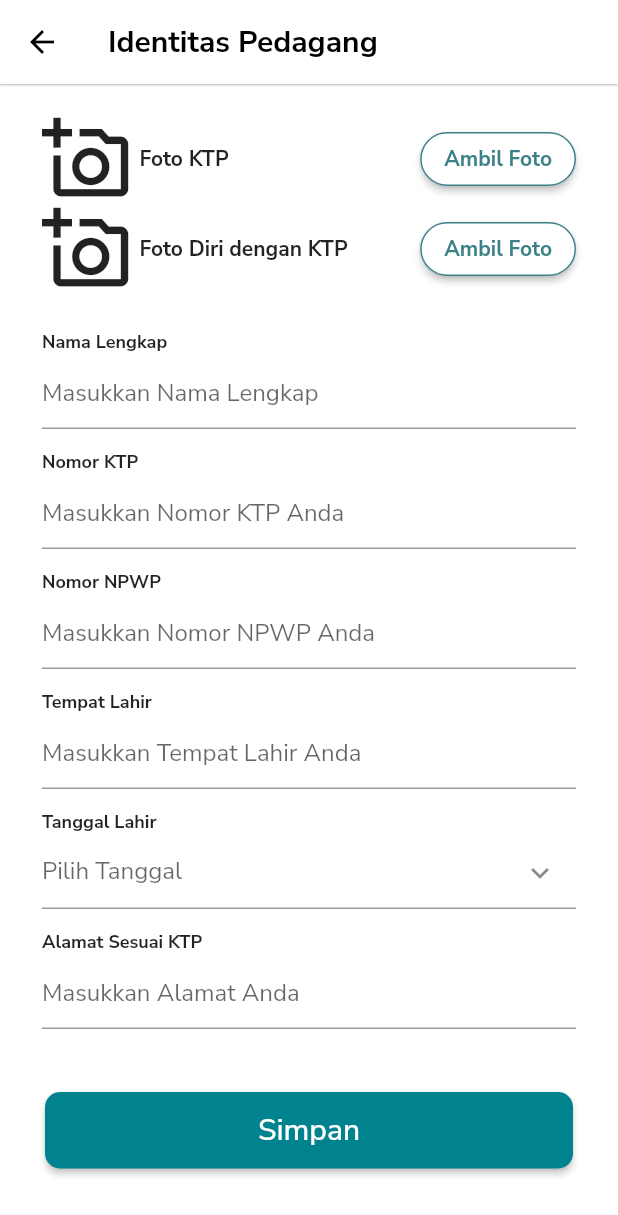
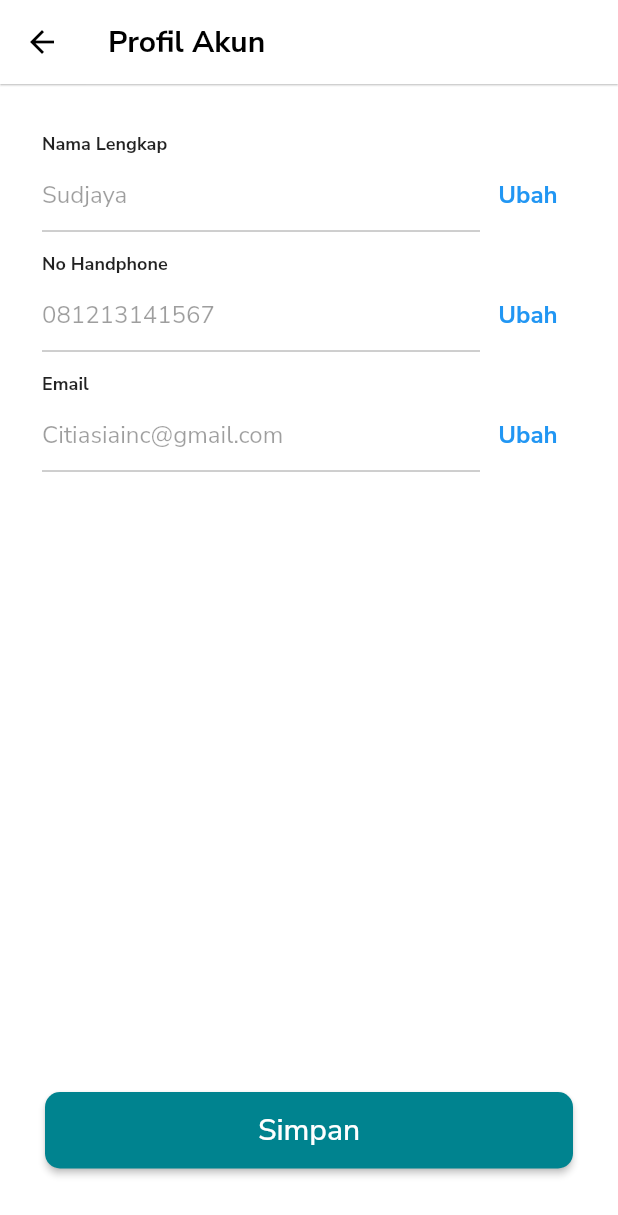
Before and after one commit to ryecries/blanjaloka_flutter, a Flutter app: the Pedagang screen opened directly, after a tap on "Simpan", on a phone screen of 412 x 824 dp. Shown: the top 1215 px of the screen. Run offline on Flutter 3.47's test engine with Material 2 defaults, Android fonts, the light colour scheme and no system bars; our stand-ins replace google_fonts, image_picker.

Commit message:
edit profil akun

```diff
--- /dev/null
+++ b/lib/screens/editprofilakun.dart
@@ -0,0 +1,207 @@
+import 'package:flutter/material.dart';
+import 'package:blanjaloka_flutter/widget.dart';
+
+class EditProfil extends StatefulWidget {
+  const EditProfil({Key? key}) : super(key: key);
+
+  @override
+  _EditProfilState createState() => _EditProfilState();
+}
+
+class _EditProfilState extends State<EditProfil> {
+  TextEditingController _controller =
+  TextEditingController(text: "Sudjaya");
+
+  TextEditingController _controller2 =
+  TextEditingController(text: "081213141567");
+
+  TextEditingController _controller3 =
+  TextEditingController(text: "Citiasiainc@gmail.com");
+
+  bool _isEnable = false;
+  bool _isEnable2 = false;
+  bool _isEnable3 = false;
+
+  @override
+  Widget build(BuildContext context) {
+    return Scaffold(
+      appBar: AppBar(
+        leading: IconButton(
+          icon: Icon(Icons.arrow_back, color: Colors.black),
+          onPressed: () => Navigator.of(context).pop(),
+        ),
+        backgroundColor: Colors.white,
+        elevation: 0.5,
+        title: Text("Profil Akun",
+          style: TextStyle(
+              fontWeight: FontWeight.bold,
+              color: Colors.black),),
+      ),
+      body: SafeArea(
+        child: Container(
+          width: double.infinity,
+          decoration: BoxDecoration(
+            color: Colors.white,
+          ),
+          child: Padding(
+            padding: const EdgeInsets.symmetric(
+              horizontal: 20,
+              vertical: 20,
+            ),
+            child: Stack(
+              children: [
+                ListView(
+                  children: [
+                    Column(
+                      children: [
+                        Padding(
+                          padding: const EdgeInsets.only(
+                            top: 12,
+                            left: 8,
+                          ),
+                          child: Align(
+                            alignment: Alignment.topLeft,
+                            child: Text(
+                              "Nama Lengkap",
+                              style: TextStyle(
+                                fontWeight: FontWeight.bold,
+                                fontSize: 12,
+                              ),
+                            ),
+                          ),
+                        ),
+                        Padding(
+                          padding: const EdgeInsets.symmetric(horizontal: 8, vertical: 2),
+                          child: Row(
+                            children: [
+                              Expanded(
+                                child: TextField(
+                                  controller: _controller,
+                                  enabled: _isEnable,
+                                ),
+                              ),
+                              TextButton(
+                                  onPressed: () {
+                                    setState(() {
+                                      _isEnable = true;
+                                    });
+                                  },
+                                  child: Text("Ubah",style: TextStyle(fontSize: 16,fontWeight: FontWeight.bold),)),
+                            ],
+                          ),
+                        ),
+                        Padding(
+                          padding: const EdgeInsets.only(
+                            top: 12,
+                            left: 8,
+                          ),
+                          child: Align(
+                            alignment: Alignment.topLeft,
+                            child: Text(
+                              "No Handphone",
+                              style: TextStyle(
+                                fontWeight: FontWeight.bold,
+                                fontSize: 12,
+                              ),
+                            ),
+                          ),
+                        ),
+                        Padding(
+                          padding: const EdgeInsets.symmetric(horizontal: 8, vertical: 2),
+                          child: Row(
+                            children: [
+                              Expanded(
+                                child: TextField(
+                                  controller: _controller2,
+                                  enabled: _isEnable2,
+                                ),
+                              ),
+                              TextButton(
+                                  onPressed: () {
+                                    setState(() {
+                                      _isEnable2 = true;
+                                    });
+                                  },
+                                  child: Text("Ubah",style: TextStyle(fontSize: 16,fontWeight: FontWeight.bold),)),
+                            ],
+                          ),
+                        ),
+                        Padding(
+                          padding: const EdgeInsets.only(
+                            top: 12,
+                            left: 8,
+                          ),
+                          child: Align(
+                            alignment: Alignment.topLeft,
+                            child: Text(
+                              "Email",
+                              style: TextStyle(
+                                fontWeight: FontWeight.bold,
+                                fontSize: 12,
+                              ),
+                            ),
+                          ),
+                        ),
+                        Padding(
+                          padding: const EdgeInsets.symmetric(horizontal: 8, vertical: 2),
+                          child: Row(
+                            children: [
+                              Expanded(
+                                child: TextField(
+                                  controller: _controller3,
+                                  enabled: _isEnable3,
+                                ),
+                              ),
+                              TextButton(
+                                  onPressed: () {
+                                    setState(() {
+                                      _isEnable3 = true;
+                                    });
+                                  },
+                                  child: Text("Ubah",style: TextStyle(fontSize: 16,fontWeight: FontWeight.bold),)),
+                            ],
+                          ),
+                        ),
+                      ],
+                    ),
+                  ],
+                ),
+                Align(
+                  alignment: Alignment.bottomCenter,
+                  child: Container(
+                    margin: const EdgeInsets.only(
+                      left: 10,
+                      right: 10,
+                      bottom: 25,
+                    ),
+                    width: double.infinity,
+                    child: ElevatedButton(
+                      child: Container(
+                          padding: EdgeInsets.symmetric(horizontal: 100,vertical: 12),
+                          child: Text("Simpan",style: TextStyle(fontSize: 20),)),
+                      onPressed: () {
+                        // Navigator.push(context, MaterialPageRoute(builder: (context) => EnterPassword()),);
+                      },
+                      style: ElevatedButton.styleFrom(
+                        primary: Color(0xFF00838F),
+                        onPrimary: Colors.white,
+                        shape: RoundedRectangleBorder(
+                          borderRadius: BorderRadius.circular(10.0),
+                        ),
+                      ),
+                    ),
+                  ),
+                )
+              ],
+
+            ),
+
+          ),
+
+        ),
+
+      ),
+
+    );
+  }
+}
--- a/lib/screens/pedagang.dart
+++ b/lib/screens/pedagang.dart
@@ -1,5 +1,7 @@
 import 'package:flutter/material.dart';
 import 'package:blanjaloka_flutter/widget.dart';
+
+import 'editprofilakun.dart';
 
 class Pedagang extends StatefulWidget {
   const Pedagang({Key? key}) : super(key: key);
@@ -87,7 +89,7 @@ class _PedagangState extends State<Pedagang> {
                           padding: EdgeInsets.symmetric(horizontal: 100,vertical: 12),
                           child: Text("Simpan",style: TextStyle(fontSize: 20),)),
                       onPressed: () {
-                        // Navigator.push(context, MaterialPageRoute(builder: (context) => EnterPassword()),);
+                        Navigator.push(context, MaterialPageRoute(builder: (context) => EditProfil()),);
                       },
                       style: ElevatedButton.styleFrom(
                         primary: Color(0xFF00838F),
```
